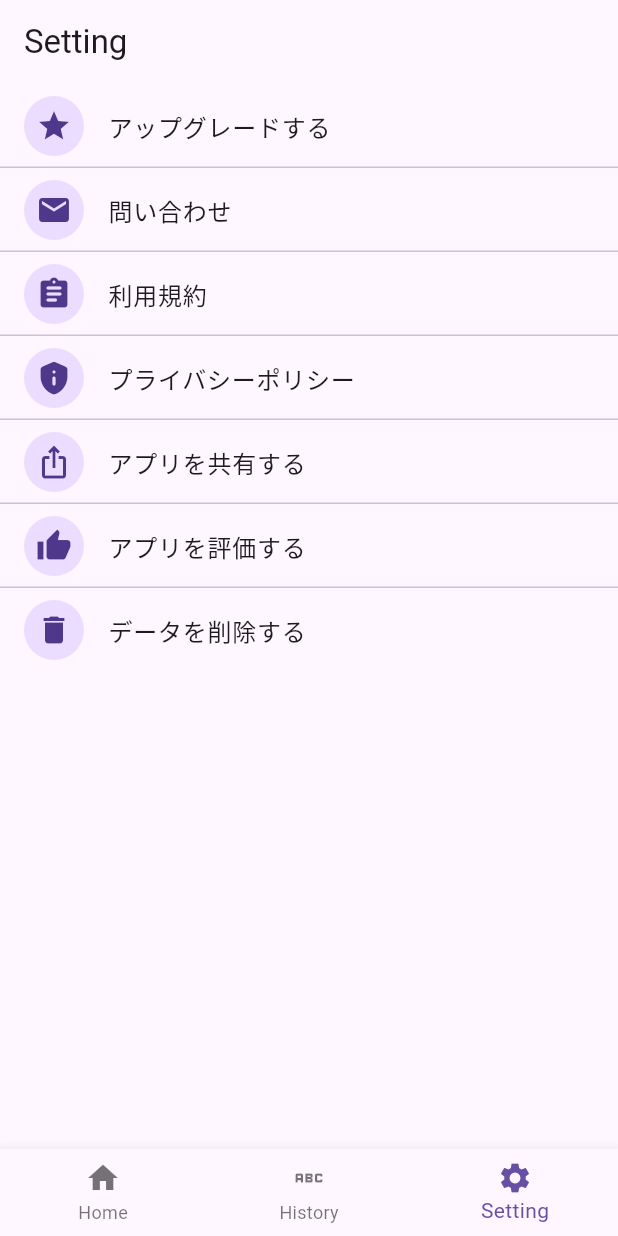
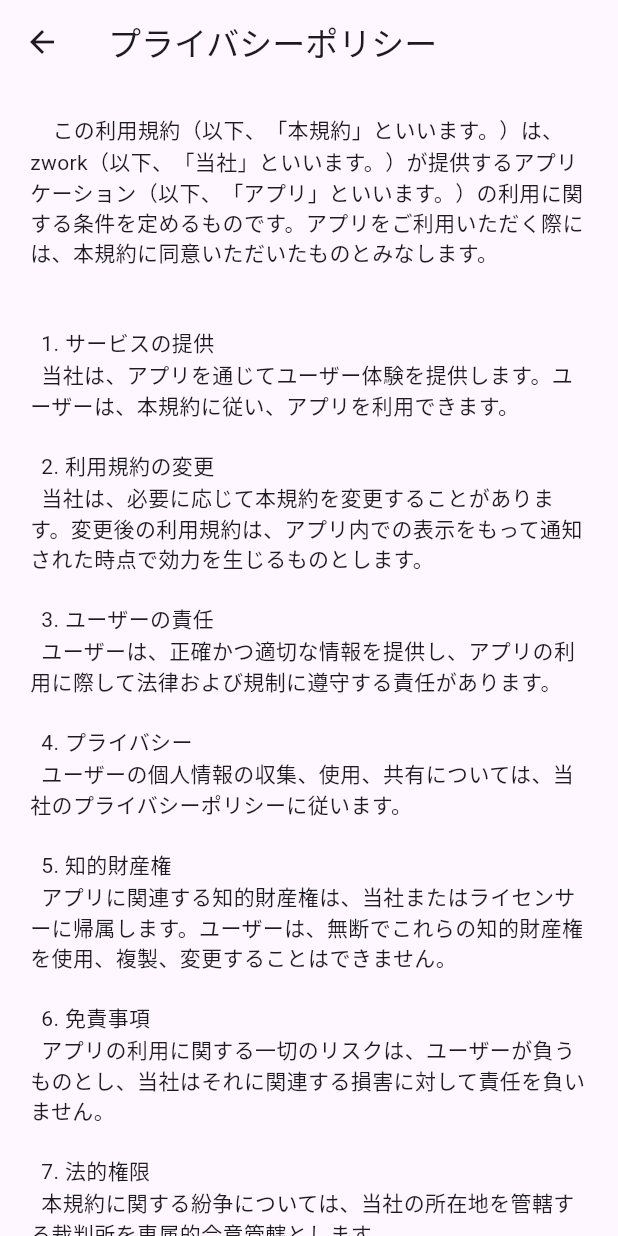
Before and after one commit to zakiyamaaaaa/psycho, a Flutter app: the screen it shows after launch, item 3 of the bottom bar chosen, after a tap on "利用規約", on a phone screen of 412 x 824 dp. Run offline on Flutter 3.47's test engine with Material 3 defaults, Android fonts, the light colour scheme and no system bars; our stand-ins replace flutter_riverpod, isar, riverpod_annotation, share_plus; accounts and stored records are empty; generated files the repository leaves out were written again.

Commit message:
アプリを共有機能実装

```diff
--- a/lib/provider/data_provider.dart
+++ b/lib/provider/data_provider.dart
@@ -23,6 +23,16 @@
           .toList())
         .toList();
     return question;
+  }
+
+  Question? getCurrentQuestion() {
+    // answeredDateが一番新しいものを取得
+    final answeredQuestions = state.where((element) => element.isAnswered == true).toList();
+    if (answeredQuestions.isEmpty) {
+      return null;
+    }
+    answeredQuestions.sort((a, b) => b.answeredDate.compareTo(a.answeredDate));
+    return answeredQuestions.first;
   }
 
   void updateFavorite(Question question) {
--- a/lib/view/home_view.dart
+++ b/lib/view/home_view.dart
@@ -19,6 +19,7 @@
   @override
   Widget build(BuildContext context) {
     final data = ref.watch(dataProvider);
+    final current = ref.read(dataProvider.notifier).getCurrentQuestion();
     return Scaffold(
       body: SafeArea(
         child: Container(
@@ -54,14 +55,16 @@
                     MaterialPageRoute(builder: (context) => const HomeView2()),
                   );
                 },
-                child: const Column(
+
+                child: Column(
                   // 左寄せ
                   mainAxisAlignment: MainAxisAlignment.center,
                   crossAxisAlignment: CrossAxisAlignment.start,
+
                   children: [
                     // 白いテキスト
-                    Text('あなたの最近のテスト結果', style: TextStyle(color: Colors.white, fontWeight: FontWeight.bold),),
-                    Text('恋愛モード1', style: TextStyle(color: Colors.white, ),),
+                    Text(current != null ? 'あなたの最近のテスト結果': "テストを受けよう！", style: TextStyle(color: Colors.white, fontWeight: FontWeight.bold),),
+                    Text(current != null ? current.content.options.firstWhere((element) => element.isSelected == true).answer1 : "", style: TextStyle(color: Colors.white, ),),
                   ],
                 ),
                 ),
@@ -250,7 +253,9 @@
                         fit: BoxFit.fitWidth,),
                       ),
                     // ),
-                    Row(
+                    Container(
+                      margin: const EdgeInsets.symmetric(horizontal: 10),
+                      child: Row(
                       children: [
                         Expanded(
                           child: Column(
@@ -258,12 +263,13 @@
                             crossAxisAlignment: CrossAxisAlignment.start,
                             children: [
                               Text(question.title, style: const TextStyle(color: Colors.black, fontWeight: FontWeight.bold),),
-                              Text(question.category.name, style: TextStyle(color: Colors.black, ),),
+                              Text("#${question.category.name}", style: TextStyle(color: Colors.black, ),),
                             ],
                           ),
                         ),
                         Icon(Icons.arrow_forward_ios, color: Colors.black,),
                       ],
+                    ),
                     ),
                     ],
                     ),
--- /dev/null
+++ b/lib/view/setting/privacy_policy_view.dart
@@ -0,0 +1,56 @@
+import 'package:flutter/cupertino.dart';
+import 'package:flutter/material.dart';
+
+class PrivacyPolicyView extends StatelessWidget {
+  @override
+  Widget build(BuildContext context) {
+    return Scaffold(
+      appBar: AppBar(
+        title: const Text('プライバシーポリシー'),
+      ),
+      body: SafeArea(
+        child: SingleChildScrollView(
+        child: Container(
+          padding: const EdgeInsets.all(20),
+          child: const Text("""
+    このプライバシーポリシー（以下、「本ポリシー」といいます。）は、zwork（以下、「当社」といいます。）が提供するアプリケーション（以下、「アプリ」といいます。）におけるユーザーの個人情報の収集、使用、共有に関する方針を定めるものです。アプリをご利用いただく際には、本ポリシーに同意いただいたものとみなします。
+
+  1. 収集する情報
+  アプリを利用する際、当社は以下の情報を収集することがあります。
+    - ユーザーのアプリ利用時間
+
+  2. 情報の使用
+  収集した情報は、以下の目的で使用されることがあります。
+    - アプリの改善、お知らせなど
+
+  3. 情報の共有
+  収集した情報は、法的要件に従った場合や以下のケースを除いて、第三者と共有されることはありません。
+  ・人の生命，身体または財産の保護のために必要がある場合であって，本人の同意を得ることが困難であるとき
+  ・公衆衛生の向上または児童の健全な育成の推進のために特に必要がある場合であって，本人の同意を得ることが困難であるとき
+  ・国の機関もしくは地方公共団体またはその委託を受けた者が法令の定める事務を遂行することに対して協力する必要がある場合であって，本人の同意を得ることにより当該事務の遂行に支障を及ぼすおそれがあるとき
+
+  4. ユーザーの権利
+  ユーザーは、自身の個人情報へのアクセス、修正、削除を要求する権利を有します。詳細はアプリ内の設定で確認してください。
+
+  5. セキュリティ
+  当社は、適切なセキュリティ対策を講じ、ユーザーの個人情報の保護に努めます。
+
+  6. クッキーとトラッキング技術
+  アプリ内でクッキーなどのトラッキング技術を使用する場合、その詳細についてはアプリ内でご確認ください。
+
+  7. 変更通知
+  本ポリシーは変更される場合があり、変更後のポリシーはアプリ内で通知されます。
+
+  8. 連絡先
+  プライバシーポリシーに関するお問い合わせは、以下の連絡先までご連絡ください。
+               zwork.official.app@gmail.com
+
+    以上
+
+    """)
+        ),
+      ),
+      ),
+    );
+  }
+}
--- /dev/null
+++ b/lib/view/setting/term_view.dart
@@ -0,0 +1,49 @@
+import 'package:flutter/cupertino.dart';
+import 'package:flutter/material.dart';
+
+class TermView extends StatelessWidget {
+  @override
+  Widget build(BuildContext context) {
+    return Scaffold(
+      appBar: AppBar(
+        title: const Text('プライバシーポリシー'),
+      ),
+      body: SafeArea(
+        child: SingleChildScrollView(
+        child: Container(
+          padding: const EdgeInsets.all(20),
+          child: const Text("""
+    この利用規約（以下、「本規約」といいます。）は、zwork（以下、「当社」といいます。）が提供するアプリケーション（以下、「アプリ」といいます。）の利用に関する条件を定めるものです。アプリをご利用いただく際には、本規約に同意いただいたものとみなします。
+
+
+  1. サービスの提供
+  当社は、アプリを通じてユーザー体験を提供します。ユーザーは、本規約に従い、アプリを利用できます。
+
+  2. 利用規約の変更
+  当社は、必要に応じて本規約を変更することがあります。変更後の利用規約は、アプリ内での表示をもって通知された時点で効力を生じるものとします。
+
+  3. ユーザーの責任
+  ユーザーは、正確かつ適切な情報を提供し、アプリの利用に際して法律および規制に遵守する責任があります。
+
+  4. プライバシー
+  ユーザーの個人情報の収集、使用、共有については、当社のプライバシーポリシーに従います。
+
+  5. 知的財産権
+  アプリに関連する知的財産権は、当社またはライセンサーに帰属します。ユーザーは、無断でこれらの知的財産権を使用、複製、変更することはできません。
+
+  6. 免責事項
+  アプリの利用に関する一切のリスクは、ユーザーが負うものとし、当社はそれに関連する損害に対して責任を負いません。
+
+  7. 法的権限
+  本規約に関する紛争については、当社の所在地を管轄する裁判所を専属的合意管轄とします。
+
+    以上
+    """
+
+          )
+        ),
+      ),
+      ),
+    );
+  }
+}
--- a/lib/view/setting_view.dart
+++ b/lib/view/setting_view.dart
@@ -1,14 +1,27 @@
 
+import 'package:flutter/cupertino.dart';
 import 'package:flutter/material.dart';
+import 'package:flutter/services.dart';
+
+import 'package:psycho/view/setting/privacy_policy_view.dart';
+import 'package:psycho/view/setting/term_view.dart';
+import 'package:share_plus/share_plus.dart';
 
 class SettingView extends StatelessWidget {
   @override
   Widget build(BuildContext context) {
     return Scaffold(
-      appBar: AppBar(
-        title: Text('Setting'),
-      ),
-      body: ListView(
+      body: SafeArea(
+        child: Container(
+        margin: const EdgeInsets.all(20),
+        // height: double.,
+        decoration: BoxDecoration(
+          border: Border.all(color: Colors.grey),
+          borderRadius: BorderRadius.circular(10),
+        ),
+        child: ListView(
+        shrinkWrap: true,
+        physics: const NeverScrollableScrollPhysics(),
         children: [
           ListTile(
             leading: CircleAvatar(child: Icon(Icons.star)),
@@ -17,7 +30,7 @@
               Navigator.pushNamed(context, '/account');
             },
           ),
-          Divider(height: 0,),
+          const Divider(height: 0,),
           ListTile(
             leading: CircleAvatar(child: Icon(Icons.mail)),
             title: Text('問い合わせ'),
@@ -25,28 +38,62 @@
               Navigator.pushNamed(context, '/account');
             },
           ),
-          Divider(height: 0,),
+          const Divider(height: 0,),
           ListTile(
             leading: CircleAvatar(child: Icon(Icons.assignment_rounded)),
             title: Text('利用規約'),
             onTap: () {
-              Navigator.pushNamed(context, '/account');
+              Navigator.push(context, MaterialPageRoute(builder: (context) => TermView()));
             },
           ),
-          Divider(height: 0,),
+          const Divider(height: 0,),
           ListTile(
-            leading: CircleAvatar(child: Icon(Icons.privacy_tip_rounded)),
+            leading: const CircleAvatar(child: Icon(Icons.privacy_tip_rounded)),
             title: Text('プライバシーポリシー'),
             onTap: () {
-              Navigator.pushNamed(context, '/account');
+              Navigator.push(context, MaterialPageRoute(builder: (context) => PrivacyPolicyView()));
             },
           ),
-          Divider(height: 0,),
+          const Divider(height: 0,),
           ListTile(
-            leading: CircleAvatar(child: Icon(Icons.ios_share)),
+            leading: const CircleAvatar(child: Icon(Icons.ios_share)),
             title: Text('アプリを共有する'),
             onTap: () {
-              Navigator.pushNamed(context, '/account');
+              // Share.share('hogehoge');
+              showCupertinoModalPopup(
+                context: context,
+                builder: (BuildContext context) =>
+              CupertinoActionSheet(
+                actions: [
+                  CupertinoActionSheetAction(
+                    onPressed: () async {
+                      Share.share('URL: hogehoge');
+                      // Share.share('hogehoge');
+                    },
+                    child: const Text('テキスト'),
+                  ),
+                  CupertinoActionSheetAction(
+                    onPressed: () async {
+                      final image = await rootBundle.load('images/qrcode.png');
+                      final buffer = image.buffer;
+                      Share.shareXFiles(
+                        [
+                        XFile.fromData(buffer.asUint8List(image.offsetInBytes, image.lengthInBytes), name: 'photo.png', mimeType: 'image/png')
+                        ],
+                        subject: 'QRコード'
+                      );
+                    },
+                    child: const Text('QRコード'),
+                  ),
+                ],
+                cancelButton: CupertinoActionSheetAction(
+                  onPressed: () {
+                    Navigator.pop(context);
+                  },
+                  child: Text('キャンセル'),
+                ),
+              ),
+              );
             },
           ),
           Divider(height: 0,),
@@ -67,6 +114,8 @@
           ),
         ],
       ),
+      ),
+      ),
     );
   }
 }
--- a/pubspec.yaml
+++ b/pubspec.yaml
@@ -14,6 +14,7 @@
   isar_flutter_libs: ^3.1.0+1
   path_provider: ^2.1.2
   riverpod_annotation: ^2.3.3
+  share_plus: ^7.2.1
 
 dev_dependencies:
   flutter_test:
```
Also changed, not shown: images/qrcode.png (added), pubspec.lock, 6 other files.
